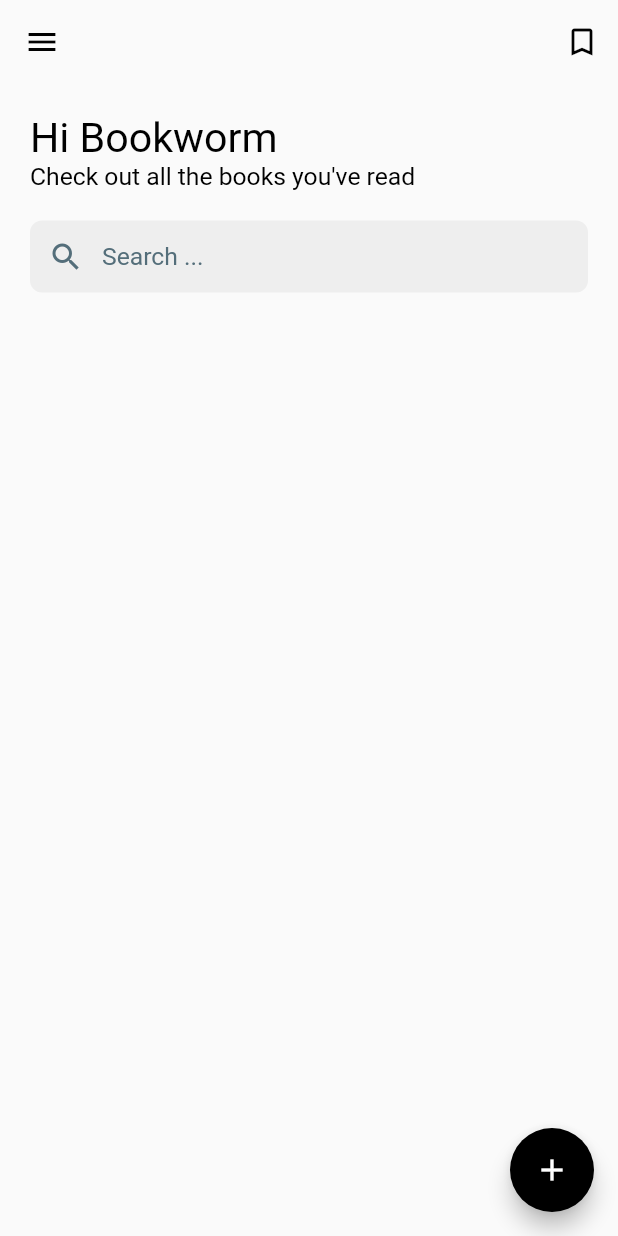
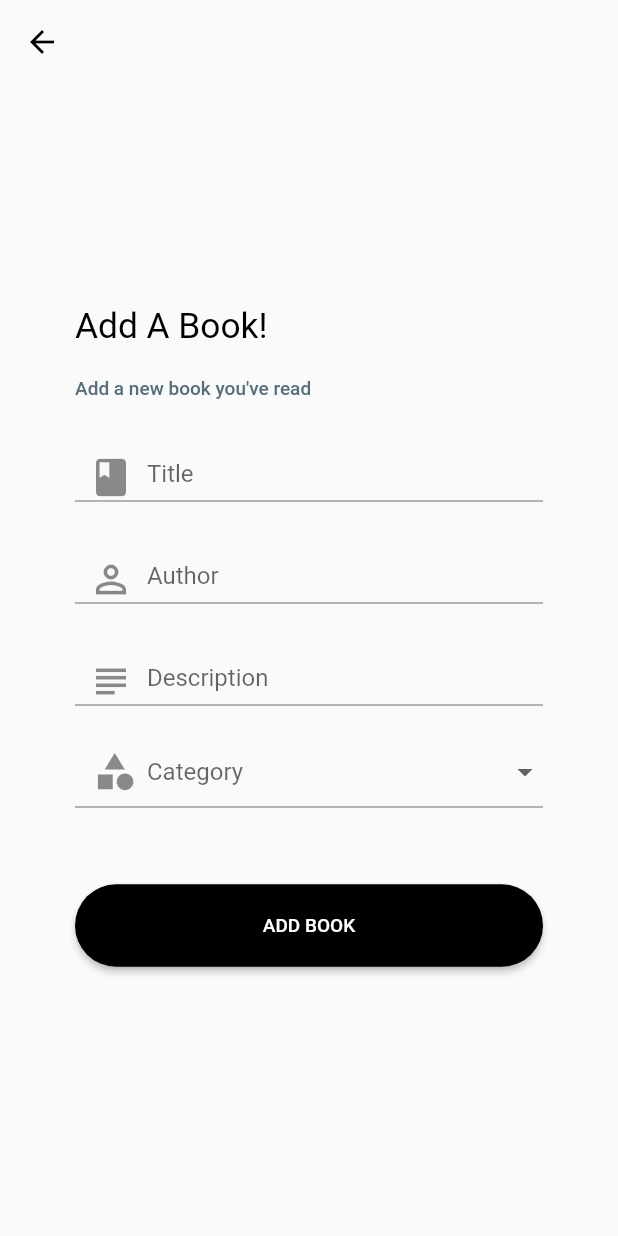
Before and after one commit to SilasNiewierra/booc_v2, a Flutter app: the screen it shows once a user with an empty profile is signed in, after a tap on the "add" icon, on a phone screen of 412 x 824 dp. Run offline on Flutter 3.47's test engine with Material 2 defaults, Android fonts, the light colour scheme and no system bars; our stand-ins replace cloud_firestore, firebase_auth, firebase_core; accounts and stored records are empty.

Commit message:
added custom dropdown form field

```diff
--- a/lib/models/variables.dart
+++ b/lib/models/variables.dart
@@ -1 +1,24 @@
 enum PageContext { read, bucket, recommend, search }
+
+enum BookCategories {
+  novel,
+  fantasy,
+  biography,
+  science_fiction,
+  action_and_adventure,
+  classics,
+  comic,
+  mystery,
+  historical_fiction,
+  horror,
+  literary_fiction,
+  romance,
+  short_stories,
+  thriller,
+  diy,
+  history,
+  memoir,
+  poetry,
+  self_help,
+  true_crime,
+}
--- a/lib/services/database.dart
+++ b/lib/services/database.dart
@@ -55,15 +55,14 @@ class DatabaseService {
   }
 
   // upload a new book to user read section
-  Future<void> addBook(User user, Book book) {
-    // String title = book.title.replaceAll(new RegExp(r"\s+"), "");
+  Future<bool> addBook(User user, Book book) async {
+    try {
       List<String> keywords = [];
       for (int i = 0; i < book.title.length; i++) {
         String word = book.title.substring(0, i);
         keywords.add(word);
       }
-    // Call the user's CollectionReference to add a new user
-    return _db
+      dynamic result = await _db
           .collection('read_books')
           .doc(user.uid)
           .collection('books')
@@ -74,9 +73,12 @@ class DatabaseService {
         'img_url': book.imageUrl,
         'title': book.title,
         'search_keywords': keywords
-        })
-        .then((value) => print("User Added"))
-        .catchError((error) => print("Failed to add user: $error"));
+      });
+      return result;
+    } catch (e) {
+      print(e);
+      return null;
+    }
   }
 
   // HELPER: return all read books and call other helper functions
--- a/lib/views/add_item.dart
+++ b/lib/views/add_item.dart
@@ -0,0 +1,232 @@
+import 'package:booc/models/book_model.dart';
+import 'package:booc/models/variables.dart';
+import 'package:booc/services/colors.dart';
+import 'package:booc/services/database.dart';
+import 'package:booc/views/components/dropdown_form.dart';
+import 'package:firebase_auth/firebase_auth.dart';
+import 'package:flutter/material.dart';
+import 'package:provider/provider.dart';
+
+class AddBookScreen extends StatefulWidget {
+  @override
+  _AddBookScreenState createState() => _AddBookScreenState();
+}
+
+class _AddBookScreenState extends State<AddBookScreen> {
+  final DatabaseService _db = new DatabaseService();
+  final _formKey = GlobalKey<FormState>();
+  String author = '';
+  String category = '';
+  String description = '';
+  String imageUrl = '';
+  String title = '';
+  String error = '';
+
+  List<String> categories;
+
+  @override
+  void initState() {
+    super.initState();
+    categories = [];
+    BookCategories.values.forEach((name) {
+      String value = name?.toString()?.split('.')?.elementAt(1);
+      if (categories.contains(value)) {
+        print('already inside: ' + value.toString());
+      } else {
+        categories.add(value.toString());
+      }
+    });
+  }
+
+  @override
+  Widget build(BuildContext context) {
+    Size size = MediaQuery.of(context).size;
+    return Scaffold(
+      appBar: _buildAppBar(context),
+      body: _buildBody(size),
+    );
+  }
+
+  Widget _buildAppBar(BuildContext context) {
+    return AppBar(
+        elevation: 0,
+        leading: IconButton(
+          icon: Icon(
+            Icons.arrow_back,
+            color: Theme.of(context).primaryColor,
+          ),
+          onPressed: () => Navigator.pop(context),
+        ),
+        actions: [],
+        backgroundColor: Colors.transparent);
+  }
+
+  Widget _buildBody(Size size) {
+    return Padding(
+      padding: const EdgeInsets.all(50.0),
+      child: Center(
+        child: Form(
+          key: _formKey,
+          child: Column(
+            mainAxisAlignment: MainAxisAlignment.center,
+            crossAxisAlignment: CrossAxisAlignment.start,
+            children: [
+              Text(
+                "Add A Book!",
+                style: Theme.of(context).textTheme.headline4,
+                textAlign: TextAlign.start,
+              ),
+              SizedBox(height: 20.0),
+              Text(
+                "Add a new book you've read",
+                style: Theme.of(context)
+                    .textTheme
+                    .headline6
+                    .copyWith(color: ColorService().getSecondaryColor()),
+                textAlign: TextAlign.start,
+              ),
+              SizedBox(height: 20.0),
+              TextFormField(
+                decoration: InputDecoration(
+                  contentPadding:
+                      EdgeInsets.only(top: 20), // add padding to adjust text
+                  isDense: true,
+                  hintText: "Title",
+                  prefixIcon: Padding(
+                    padding:
+                        EdgeInsets.only(top: 15), // add padding to adjust icon
+                    child: Icon(
+                      Icons.book,
+                      size: 30.0,
+                    ),
+                  ),
+                ),
+                validator: (val) => val.isNotEmpty ? null : 'Enter a title',
+                onChanged: (val) {
+                  setState(() => title = val);
+                },
+              ),
+              SizedBox(height: 20.0),
+              TextFormField(
+                decoration: InputDecoration(
+                  contentPadding:
+                      EdgeInsets.only(top: 20), // add padding to adjust text
+                  isDense: true,
+                  hintText: "Author",
+                  prefixIcon: Padding(
+                    padding:
+                        EdgeInsets.only(top: 15), // add padding to adjust icon
+                    child: Icon(
+                      Icons.perm_identity_outlined,
+                      size: 30.0,
+                    ),
+                  ),
+                ),
+                validator: (val) => val.isNotEmpty ? null : 'Enter an author',
+                onChanged: (val) {
+                  setState(() => title = val);
+                },
+              ),
+              SizedBox(height: 20.0),
+              TextFormField(
+                decoration: InputDecoration(
+                  contentPadding:
+                      EdgeInsets.only(top: 20), // add padding to adjust text
+                  isDense: true,
+                  hintText: "Description",
+                  prefixIcon: Padding(
+                    padding:
+                        EdgeInsets.only(top: 15), // add padding to adjust icon
+                    child: Icon(
+                      Icons.subject,
+                      size: 30.0,
+                    ),
+                  ),
+                ),
+                validator: (val) =>
+                    val.isNotEmpty ? null : 'Enter a short description',
+                onChanged: (val) {
+                  setState(() => title = val);
+                },
+              ),
+              SizedBox(height: 20.0),
+              DropDownFormField(
+                  hintText: 'Category',
+                  validator: (val) {
+                    print(val);
+                    if (val == null || val == '' || val.isEmpty) {
+                      return "Select a category";
+                    } else {
+                      return null;
+                    }
+                  },
+                  value: category,
+                  onSaved: (value) {
+                    setState(() {
+                      category = value;
+                    });
+                  },
+                  onChanged: (value) {
+                    setState(() {
+                      category = value;
+                    });
+                  },
+                  dataSource: categories),
+              Container(
+                margin: EdgeInsets.only(top: 50.0),
+                child: SizedBox(
+                  width: size.width,
+                  child: RaisedButton(
+                      child: Text(
+                        "Add Book".toUpperCase(),
+                        style: Theme.of(context).textTheme.headline6.copyWith(
+                            color: ColorService().getLightTextColor()),
+                      ),
+                      padding:
+                          EdgeInsets.symmetric(horizontal: 50, vertical: 20),
+                      shape: RoundedRectangleBorder(
+                          borderRadius: BorderRadius.circular(50)),
+                      onPressed: () async {
+                        if (_formKey.currentState.validate()) {
+                          String defaultImageUrl =
+                              "https://source.unsplash.com/random/800x600";
+                          Book addBook = new Book(
+                              author: author,
+                              title: title,
+                              category: category,
+                              description: description,
+                              imageUrl: defaultImageUrl);
+                          dynamic result = await _db.addBook(
+                              Provider.of<User>(context), addBook);
+
+                          if (result == null) {
+                            setState(() => error =
+                                "Could not add the book. Please try again");
+                          } else {
+                            print("Added book to your read list");
+                            Navigator.pop(context);
+                          }
+                        }
+                      }),
+                ),
+              ),
+              Padding(
+                padding: const EdgeInsets.symmetric(vertical: 10.0),
+                child: Center(
+                  child: Text(
+                    error,
+                    style: Theme.of(context)
+                        .textTheme
+                        .bodyText2
+                        .copyWith(color: Colors.red),
+                    textAlign: TextAlign.center,
+                  ),
+                ),
+              ),
+            ],
+          ),
+        ),
+      ),
+    );
+  }
+}
--- /dev/null
+++ b/lib/views/components/dropdown_form.dart
@@ -0,0 +1,87 @@
+import 'package:flutter/material.dart';
+
+class DropDownFormField extends FormField<dynamic> {
+  final String hintText;
+  final bool required;
+  final String errorText;
+  final dynamic value;
+  final List dataSource;
+  final Function onChanged;
+  final EdgeInsets contentPadding;
+
+  DropDownFormField(
+      {FormFieldSetter<dynamic> onSaved,
+      FormFieldValidator<dynamic> validator,
+      AutovalidateMode autovalidateMode = AutovalidateMode.disabled,
+      this.hintText = 'Select one option',
+      this.required = false,
+      this.errorText = 'Please select one option',
+      this.value,
+      this.dataSource,
+      this.onChanged,
+      this.contentPadding = const EdgeInsets.fromLTRB(12, 0, 0, 0)})
+      : super(
+          onSaved: onSaved,
+          validator: validator,
+          autovalidateMode: autovalidateMode,
+          initialValue: value == '' ? null : value,
+          builder: (FormFieldState<dynamic> state) {
+            return Container(
+              margin: EdgeInsets.all(0),
+              child: Column(
+                crossAxisAlignment: CrossAxisAlignment.start,
+                children: <Widget>[
+                  InputDecorator(
+                    decoration: InputDecoration(
+                      enabledBorder: state.hasError
+                          ? UnderlineInputBorder(
+                              borderSide: BorderSide(color: Colors.red),
+                            )
+                          : null,
+                      contentPadding: contentPadding,
+                      prefixIcon: Padding(
+                        padding: EdgeInsets.only(left: 5),
+                        child: Icon(
+                          Icons.category,
+                          size: 30.0,
+                        ),
+                      ),
+                    ),
+                    child: DropdownButtonHideUnderline(
+                      child: DropdownButton<dynamic>(
+                        isExpanded: true,
+                        hint: Text(
+                          hintText,
+                        ),
+                        value: value == '' ? null : value,
+                        onChanged: (dynamic newValue) {
+                          state.didChange(newValue);
+                          onChanged(newValue);
+                        },
+                        items: dataSource.map((item) {
+                          String title = item
+                              .split("_")
+                              .map((str) =>
+                                  "${str[0].toUpperCase()}${str.substring(1)}")
+                              .join(" ");
+                          return DropdownMenuItem<dynamic>(
+                            value: item,
+                            child: Text(title, overflow: TextOverflow.ellipsis),
+                          );
+                        }).toList(),
+                      ),
+                    ),
+                  ),
+                  SizedBox(height: state.hasError ? 5.0 : 0.0),
+                  Text(
+                    state.hasError ? state.errorText : '',
+                    style: TextStyle(
+                        color: Colors.redAccent.shade700,
+                        fontSize: state.hasError ? 12.0 : 0.0),
+                  ),
+                ],
+              ),
+            );
+          },
+        );
+}
--- a/lib/views/home.dart
+++ b/lib/views/home.dart
@@ -3,6 +3,7 @@ import 'package:booc/models/variables.dart';
 import 'package:booc/services/authenticate.dart';
 import 'package:booc/services/colors.dart';
 import 'package:booc/services/database.dart';
+import 'package:booc/views/add_item.dart';
 import 'package:booc/views/book_item.dart';
 import 'package:booc/views/bucket.dart';
 import 'package:booc/views/menu.dart';
@@ -56,7 +57,8 @@ class _HomeScreenState extends State<HomeScreen> {
           child: _buildBody(context)),
       floatingActionButton: FloatingActionButton(
         onPressed: () {
-          _db.updateDocs(Provider.of<User>(context, listen: false));
+          Navigator.push(context,
+              MaterialPageRoute(builder: (context) => AddBookScreen()));
         },
         child: Icon(
           Icons.add,
--- a/pubspec.yaml
+++ b/pubspec.yaml
@@ -17,7 +17,6 @@ dependencies:
   firebase_core: ^0.5.2+1
   firebase_auth: ^0.18.3+1
   cloud_firestore: ^0.14.3+1
-  custom_radio_grouped_button: ^1.0.6+1
 
 dev_dependencies:
   flutter_test:
```
Also changed, not shown: pubspec.lock. Lines whose indentation alone changed are shown as unchanged.
